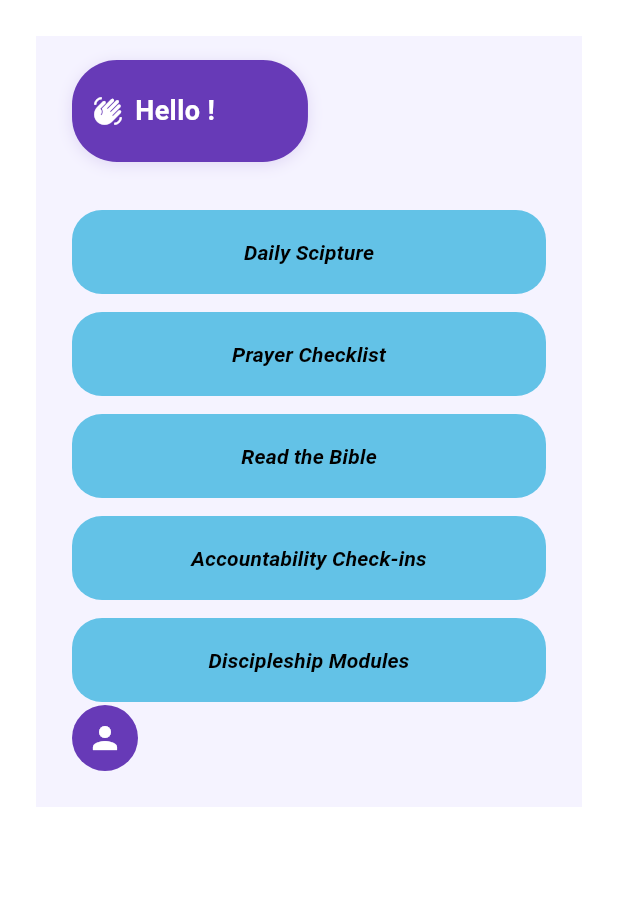
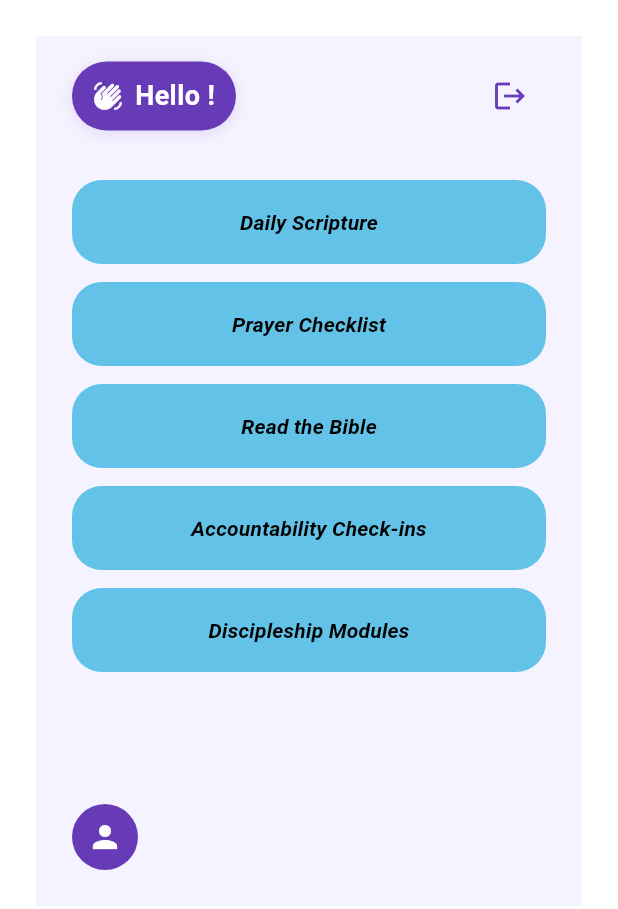
Before and after one commit to dataNerd65/TTIApp, a Flutter app: the screen it shows once a user with an empty profile is signed in, on a phone screen of 412 x 824 dp. Shown: the top 909 px of the screen. Run offline on Flutter 3.47's test engine with Material 3 defaults, Android fonts, the phone set to English and light mode, and no system bars; our stand-ins replace cloud_firestore, firebase_auth, firebase_core, flutter_svg, google_sign_in; accounts and stored records are empty.

Commit message:
layout issues, responsiveness issue

```diff
--- a/lib/screens/dashboard1.dart
+++ b/lib/screens/dashboard1.dart
@@ -44,17 +44,23 @@ class _DashboardPanel extends StatelessWidget {
 
     return Container(
       color: const Color(0xFFF5F3FF),
-      child: Stack(
+      child: SafeArea(
+        child: Column(
           children: [
-          // Main content column
-          Column(
+            // Main content scrollable
+            SingleChildScrollView(
+              child: Column(
                 children: [
+                  // Top section: Greeting and logout
                   Padding(
-                padding: const EdgeInsets.only(top: 16, left: 24, right: 24),
+                    padding: const EdgeInsets.only(
+                      top: 16,
+                      left: 24,
+                      right: 24,
+                    ),
                     child: Row(
                       mainAxisAlignment: MainAxisAlignment.spaceBetween,
                       children: [
-                    // Greeting at top left
                         Container(
                           padding: const EdgeInsets.symmetric(
                             horizontal: 14,
@@ -72,9 +78,6 @@ class _DashboardPanel extends StatelessWidget {
                             ],
                           ),
                           child: Row(
-                        mainAxisAlignment: MainAxisAlignment.spaceBetween,
-                        children: [
-                          Row(
                             children: [
                               const Icon(
                                 Icons.waving_hand,
@@ -92,7 +95,7 @@ class _DashboardPanel extends StatelessWidget {
                               ),
                             ],
                           ),
-                          // Logout button at top right
+                        ),
                         IconButton(
                           onPressed: onLogout,
                           icon: const Icon(
@@ -105,16 +108,13 @@ class _DashboardPanel extends StatelessWidget {
                       ],
                     ),
                   ),
-                  ],
-                ),
-              ),
                   const SizedBox(height: 32),
                   Padding(
                     padding: const EdgeInsets.symmetric(horizontal: 24),
                     child: Column(
                       children: [
                         UniversalButton(
-                      text: 'Daily Scipture',
+                          text: 'Daily Scripture',
                           textStyle: const TextStyle(
                             fontWeight: FontWeight.bold,
                             fontStyle: FontStyle.italic,
@@ -165,15 +165,13 @@ class _DashboardPanel extends StatelessWidget {
                       ],
                     ),
                   ),
-              const Spacer(),
-              // Leave space for profile at the bottom
-              const SizedBox(height: 70),
+                  const SizedBox(height: 80), // Add space for profile at bottom
                 ],
               ),
-          // Profile section at bottom left
-          Positioned(
-            left: 24,
-            bottom: 24,
+            ),
+            // Bottom section: Profile
+            Padding(
+              padding: const EdgeInsets.only(left: 24, bottom: 24, top: 8),
               child: Row(
                 children: [
                   const CircleAvatar(
@@ -194,6 +192,7 @@ class _DashboardPanel extends StatelessWidget {
             ),
           ],
         ),
+      ),
     );
   }
 }
```
Lines whose indentation alone changed are shown as unchanged.
